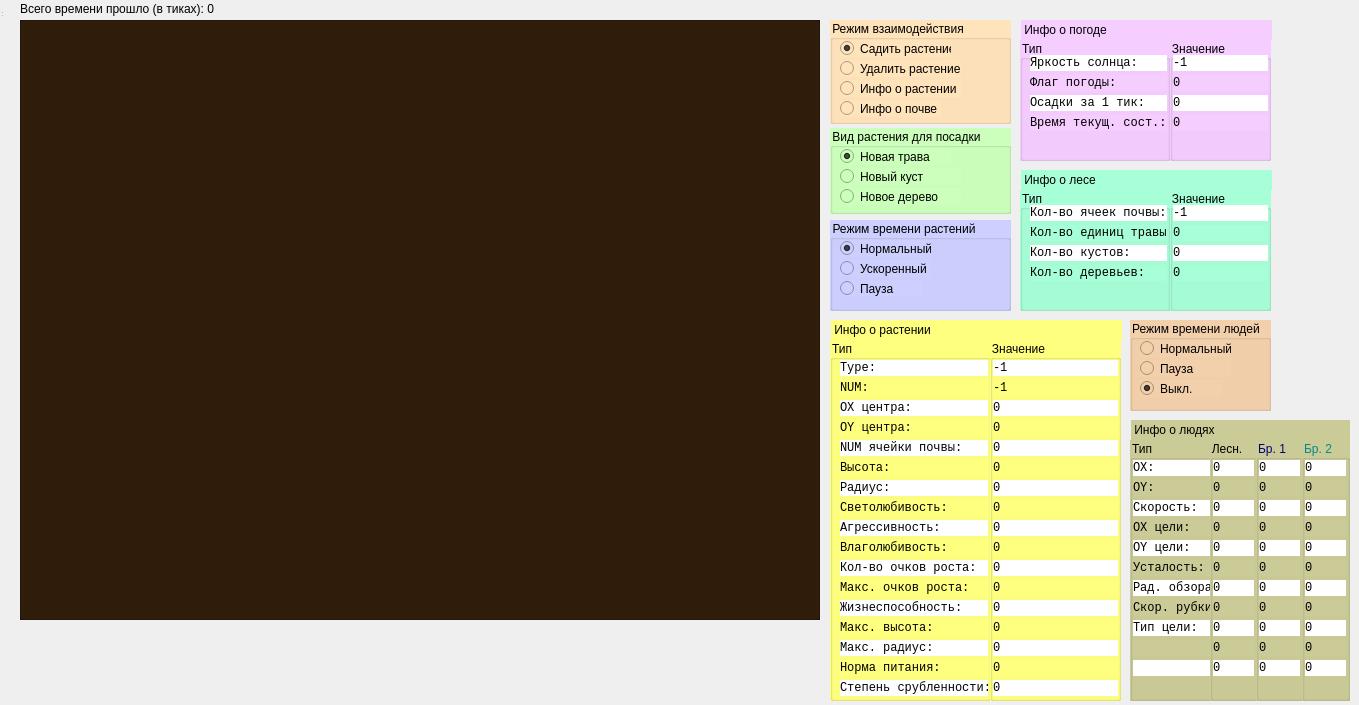
First picture: the form in Forest/mainwidget.ui, repository GulinAlexey/Prakt2021, before the edit.
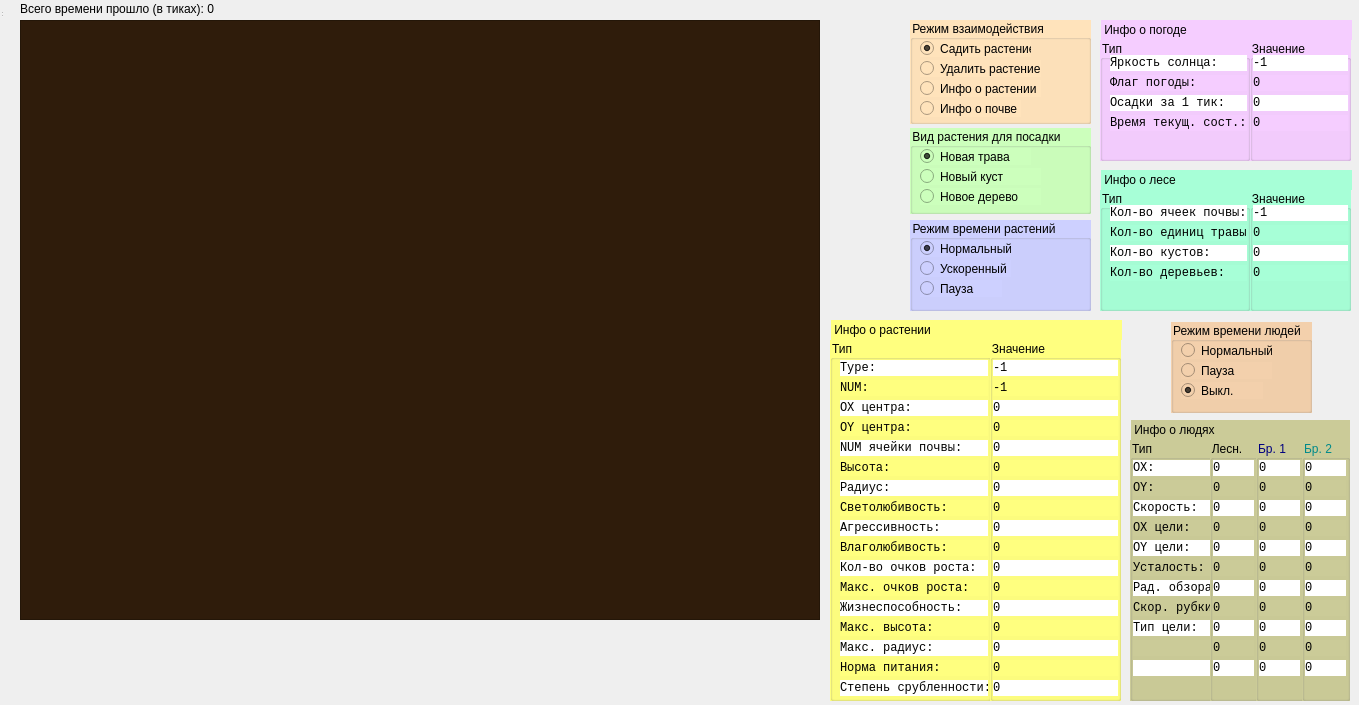
Second picture: the form after the edit. Icons and pictures are not drawn.

Commit message: Изменено расположение элементов интерфейса (иконка погоды теперь напротив поля леса). Начата балансировка скорости рубки деревьев

The edit to the form file:
```diff
--- a/Forest/mainwidget.ui
+++ b/Forest/mainwidget.ui
@@ -36,7 +36,7 @@
   <widget class="QGroupBox" name="vzaimode">
    <property name="geometry">
     <rect>
-     <x>830</x>
+     <x>910</x>
      <y>20</y>
      <width>181</width>
      <height>104</height>
@@ -107,7 +107,7 @@
   <widget class="QGroupBox" name="timemode">
    <property name="geometry">
     <rect>
-     <x>830</x>
+     <x>910</x>
      <y>220</y>
      <width>181</width>
      <height>91</height>
@@ -165,7 +165,7 @@
   <widget class="QLabel" name="pogoda">
    <property name="geometry">
     <rect>
-     <x>1278</x>
+     <x>828</x>
      <y>20</y>
      <width>70</width>
      <height>70</height>
@@ -203,7 +203,7 @@
   <widget class="QGroupBox" name="type_plant">
    <property name="geometry">
     <rect>
-     <x>830</x>
+     <x>910</x>
      <y>128</y>
      <width>181</width>
      <height>86</height>
@@ -1916,7 +1916,7 @@
   <widget class="QLabel" name="info_weather">
    <property name="geometry">
     <rect>
-     <x>1021</x>
+     <x>1101</x>
      <y>20</y>
      <width>251</width>
      <height>20</height>
@@ -1935,7 +1935,7 @@
   <widget class="QGroupBox" name="info_wvalue">
    <property name="geometry">
     <rect>
-     <x>1170</x>
+     <x>1250</x>
      <y>40</y>
      <width>101</width>
      <height>121</height>
@@ -2474,7 +2474,7 @@
   <widget class="QGroupBox" name="info_wtype">
    <property name="geometry">
     <rect>
-     <x>1020</x>
+     <x>1100</x>
      <y>40</y>
      <width>150</width>
      <height>121</height>
@@ -3013,7 +3013,7 @@
   <widget class="QGroupBox" name="info_ftype">
    <property name="geometry">
     <rect>
-     <x>1020</x>
+     <x>1100</x>
      <y>190</y>
      <width>150</width>
      <height>121</height>
@@ -3552,7 +3552,7 @@
   <widget class="QLabel" name="info_forest">
    <property name="geometry">
     <rect>
-     <x>1021</x>
+     <x>1101</x>
      <y>170</y>
      <width>251</width>
      <height>20</height>
@@ -3571,7 +3571,7 @@
   <widget class="QGroupBox" name="info_fvalue">
    <property name="geometry">
     <rect>
-     <x>1170</x>
+     <x>1250</x>
      <y>190</y>
      <width>101</width>
      <height>121</height>
@@ -4123,8 +4123,8 @@
   <widget class="QGroupBox" name="human_timemode">
    <property name="geometry">
     <rect>
-     <x>1130</x>
-     <y>320</y>
+     <x>1171</x>
+     <y>322</y>
      <width>141</width>
      <height>91</height>
     </rect>
```
The commit also changes 6 other files.
